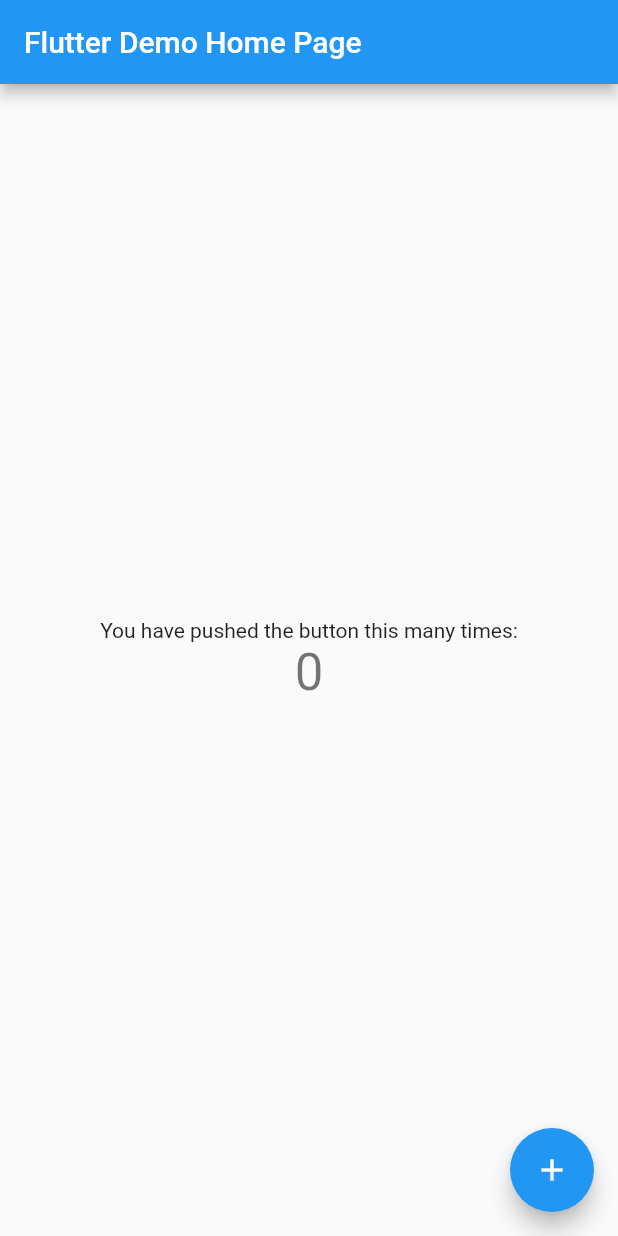
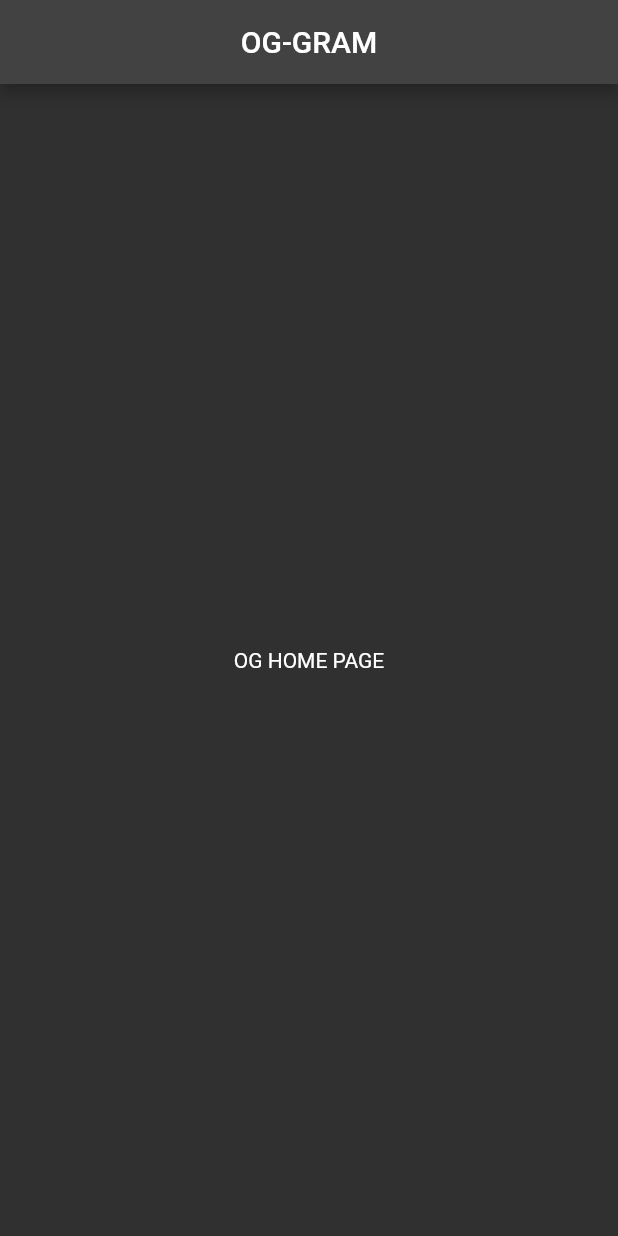
Before and after one commit to ImrulEmon/OG-GRAM, a Flutter app: the screen it shows after launch, on a phone screen of 412 x 824 dp. Run offline on Flutter 3.47's test engine with Material 2 defaults, Android fonts, the phone set to English and light mode, and no system bars; our stand-ins replace firebase_core; accounts and stored records are empty.

Commit message:
Runs on Android

```diff
--- a/lib/main.dart
+++ b/lib/main.dart
@@ -1,115 +1,51 @@
 import 'package:flutter/material.dart';
+import 'package:firebase_core/firebase_core.dart';
+import 'firebase_options.dart';
 
-void main() {
+void main() async {
+  WidgetsFlutterBinding.ensureInitialized();
+  await Firebase.initializeApp(
+    options: DefaultFirebaseOptions.currentPlatform,
+  );
   runApp(const MyApp());
 }
 
 class MyApp extends StatelessWidget {
   const MyApp({super.key});
 
-  // This widget is the root of your application.
   @override
   Widget build(BuildContext context) {
     return MaterialApp(
-      title: 'Flutter Demo',
+      debugShowCheckedModeBanner: false,
+      title: 'RiverPod Project',
+      darkTheme: ThemeData(
+        brightness: Brightness.dark,
+        primarySwatch: Colors.blueGrey,
+        indicatorColor: Colors.blueGrey,
+      ),
       theme: ThemeData(
-        // This is the theme of your application.
-        //
-        // Try running your application with "flutter run". You'll see the
-        // application has a blue toolbar. Then, without quitting the app, try
-        // changing the primarySwatch below to Colors.green and then invoke
-        // "hot reload" (press "r" in the console where you ran "flutter run",
-        // or simply save your changes to "hot reload" in a Flutter IDE).
-        // Notice that the counter didn't reset back to zero; the application
-        // is not restarted.
+        brightness: Brightness.dark,
         primarySwatch: Colors.blue,
       ),
-      home: const MyHomePage(title: 'Flutter Demo Home Page'),
+      themeMode: ThemeMode.dark,
+      home: const HomePage(),
     );
   }
 }
 
-class MyHomePage extends StatefulWidget {
-  const MyHomePage({super.key, required this.title});
-
-  // This widget is the home page of your application. It is stateful, meaning
-  // that it has a State object (defined below) that contains fields that affect
-  // how it looks.
-
-  // This class is the configuration for the state. It holds the values (in this
-  // case the title) provided by the parent (in this case the App widget) and
-  // used by the build method of the State. Fields in a Widget subclass are
-  // always marked "final".
-
-  final String title;
-
-  @override
-  State<MyHomePage> createState() => _MyHomePageState();
-}
-
-class _MyHomePageState extends State<MyHomePage> {
-  int _counter = 0;
-
-  void _incrementCounter() {
-    setState(() {
-      // This call to setState tells the Flutter framework that something has
-      // changed in this State, which causes it to rerun the build method below
-      // so that the display can reflect the updated values. If we changed
-      // _counter without calling setState(), then the build method would not be
-      // called again, and so nothing would appear to happen.
-      _counter++;
-    });
-  }
+class HomePage extends StatelessWidget {
+  const HomePage({super.key});
 
   @override
   Widget build(BuildContext context) {
-    // This method is rerun every time setState is called, for instance as done
-    // by the _incrementCounter method above.
-    //
-    // The Flutter framework has been optimized to make rerunning build methods
-    // fast, so that you can just rebuild anything that needs updating rather
-    // than having to individually change instances of widgets.
     return Scaffold(
       appBar: AppBar(
-        // Here we take the value from the MyHomePage object that was created by
-        // the App.build method, and use it to set our appbar title.
-        title: Text(widget.title),
+        centerTitle: true,
+        title: const Text('OG-GRAM'),
       ),
-      body: Center(
-        // Center is a layout widget. It takes a single child and positions it
-        // in the middle of the parent.
-        child: Column(
-          // Column is also a layout widget. It takes a list of children and
-          // arranges them vertically. By default, it sizes itself to fit its
-          // children horizontally, and tries to be as tall as its parent.
-          //
-          // Invoke "debug painting" (press "p" in the console, choose the
-          // "Toggle Debug Paint" action from the Flutter Inspector in Android
-          // Studio, or the "Toggle Debug Paint" command in Visual Studio Code)
-          // to see the wireframe for each widget.
-          //
-          // Column has various properties to control how it sizes itself and
-          // how it positions its children. Here we use mainAxisAlignment to
-          // center the children vertically; the main axis here is the vertical
-          // axis because Columns are vertical (the cross axis would be
-          // horizontal).
-          mainAxisAlignment: MainAxisAlignment.center,
-          children: <Widget>[
-            const Text(
-              'You have pushed the button this many times:',
-            ),
-            Text(
-              '$_counter',
-              style: Theme.of(context).textTheme.headline4,
-            ),
-          ],
-        ),
+      body: const Center(
+        child: Text('OG HOME PAGE'),
       ),
-      floatingActionButton: FloatingActionButton(
-        onPressed: _incrementCounter,
-        tooltip: 'Increment',
-        child: const Icon(Icons.add),
-      ), // This trailing comma makes auto-formatting nicer for build methods.
     );
   }
 }
```
Also changed, not shown: pubspec.yaml (+18 -0 lines), pubspec.lock, 13 other files.
